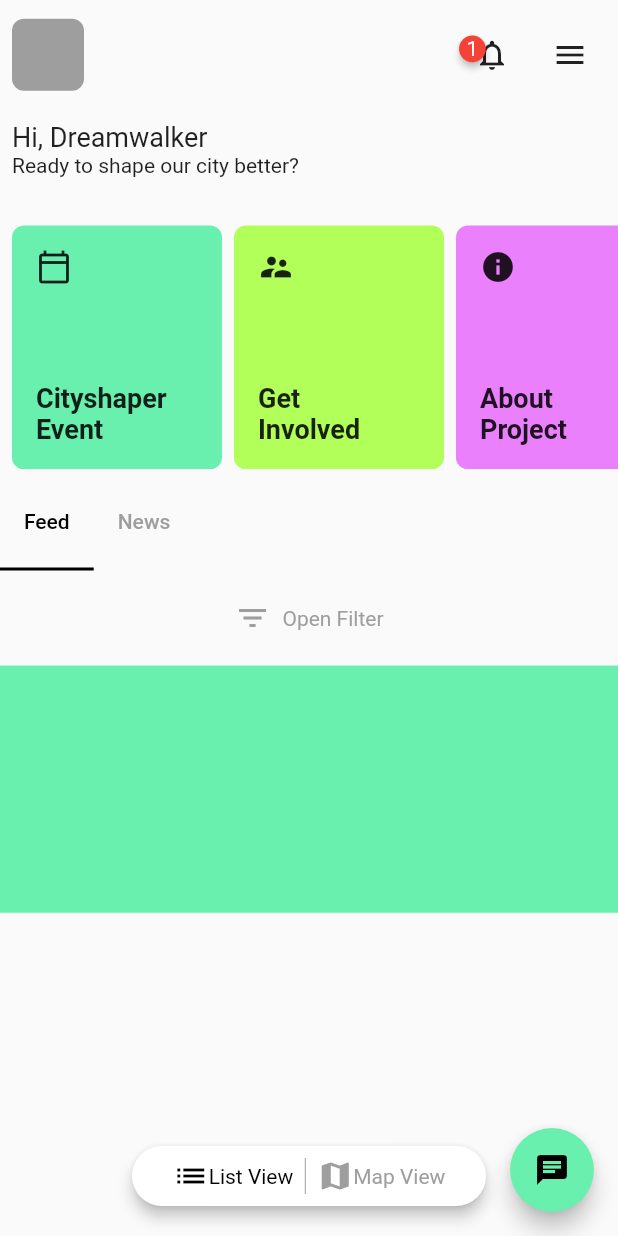
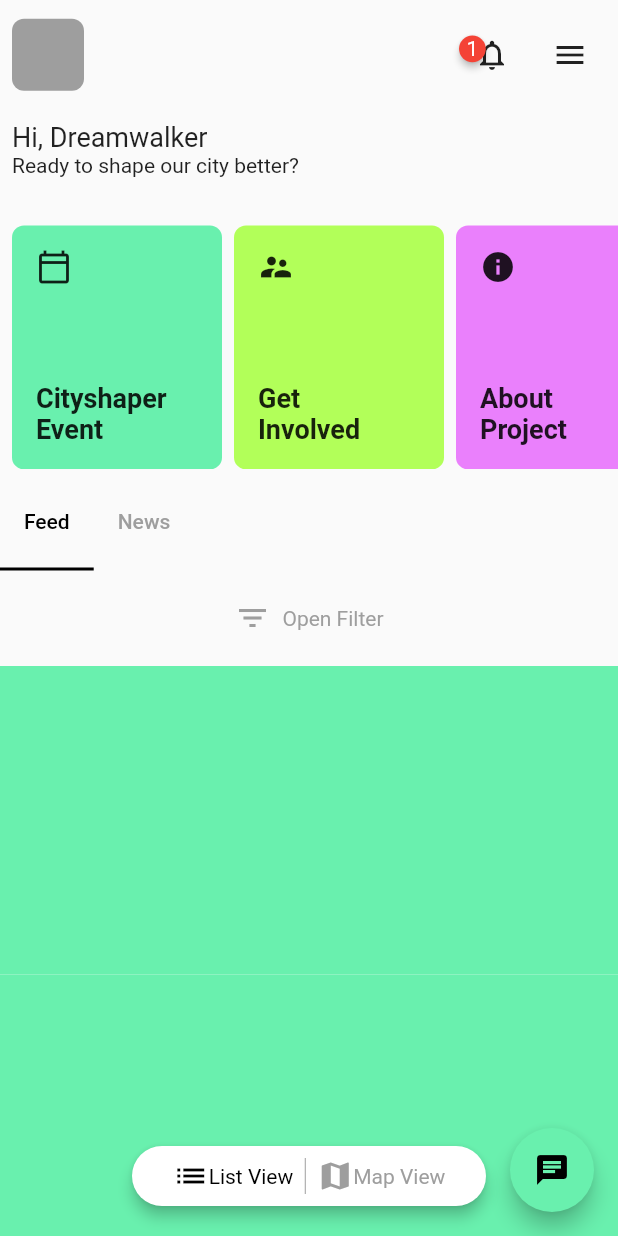
Before and after one commit to JAICHANGPARK/flutter_notebook_11th_story, a Flutter app: the screen it shows after launch, on a phone screen of 412 x 824 dp. Run offline on Flutter 3.47's test engine with Material 2 defaults, Android fonts, the phone set to English and light mode, and no system bars; drawn by our look-alikes of badges; our stand-ins replace backdrop, flutter_inner_drawer, flutter_slidable, flutter_swiper, google_fonts.

Commit message:
Update irys_home_page.dart

```diff
--- a/lib/ep727_irys_mobile_app/ui/irys_home_page.dart
+++ b/lib/ep727_irys_mobile_app/ui/irys_home_page.dart
@@ -218,9 +218,15 @@ class _IrysHomePageState extends State<IrysHomePage> with SingleTickerProviderSt
                                 child: ListView(
                                   children: [
                                     Container(
-                                      height: MediaQuery.of(context).size.height / 5,
+                                      height: MediaQuery.of(context).size.height / 4,
                                       decoration: BoxDecoration(
-                                        color: Colors.greenAccent
+                                        color: Colors.greenAccent,
+                                      ),
+                                    ),
+                                    Container(
+                                      height: MediaQuery.of(context).size.height / 4,
+                                      decoration: BoxDecoration(
+                                        color: Colors.greenAccent,
                                       ),
                                     )
                                   ],
```
